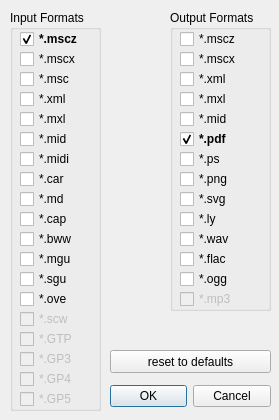
This is batch_export.ui in Jojo-Schmitz/batch_export as Qt 5 draws it before an edit. The edited form follows.
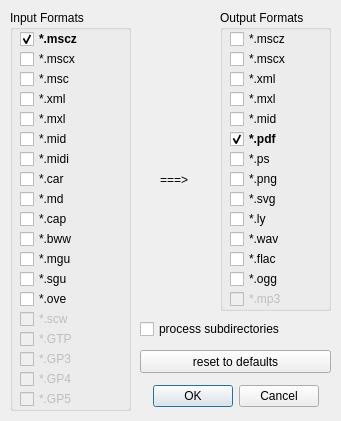
This is the edited form.

```diff
--- a/batch_export.ui
+++ b/batch_export.ui
@@ -9,8 +9,8 @@
    <rect>
     <x>0</x>
     <y>0</y>
-    <width>279</width>
-    <height>420</height>
+    <width>341</width>
+    <height>421</height>
    </rect>
   </property>
   <property name="windowTitle">
@@ -19,9 +19,9 @@
   <widget class="QDialogButtonBox" name="buttonBox">
    <property name="geometry">
     <rect>
-     <x>110</x>
+     <x>140</x>
      <y>380</y>
-     <width>161</width>
+     <width>191</width>
      <height>32</height>
     </rect>
    </property>
@@ -38,9 +38,9 @@
   <widget class="QGroupBox" name="groupBox_outFormats">
    <property name="geometry">
     <rect>
-     <x>170</x>
+     <x>220</x>
      <y>10</y>
-     <width>101</width>
+     <width>111</width>
      <height>301</height>
     </rect>
    </property>
@@ -289,7 +289,7 @@
     <rect>
      <x>10</x>
      <y>10</y>
-     <width>91</width>
+     <width>121</width>
      <height>401</height>
     </rect>
    </property>
@@ -631,9 +631,9 @@
   <widget class="QPushButton" name="pushButton_reset">
    <property name="geometry">
     <rect>
-     <x>110</x>
+     <x>140</x>
      <y>350</y>
-     <width>161</width>
+     <width>191</width>
      <height>23</height>
     </rect>
    </property>
@@ -647,6 +647,38 @@
     <bool>false</bool>
    </property>
   </widget>
+  <widget class="QCheckBox" name="checkBox_traverseSubdirs">
+   <property name="geometry">
+    <rect>
+     <x>140</x>
+     <y>320</y>
+     <width>191</width>
+     <height>18</height>
+    </rect>
+   </property>
+   <property name="text">
+    <string>process subdirectories</string>
+   </property>
+  </widget>
+  <widget class="QLabel" name="label">
+   <property name="geometry">
+    <rect>
+     <x>160</x>
+     <y>170</y>
+     <width>41</width>
+     <height>20</height>
+    </rect>
+   </property>
+   <property name="toolTip">
+    <string notr="true"/>
+   </property>
+   <property name="accessibleDescription">
+    <string notr="true"/>
+   </property>
+   <property name="text">
+    <string notr="true">===&gt;</string>
+   </property>
+  </widget>
  </widget>
  <resources/>
  <connections>
```
